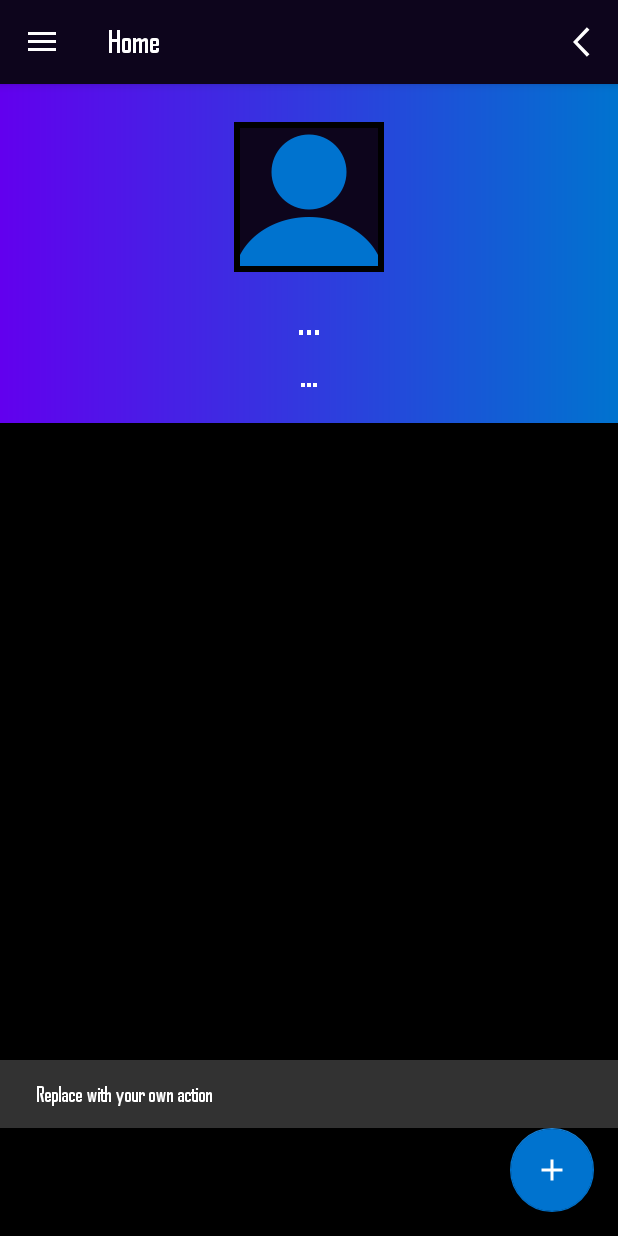
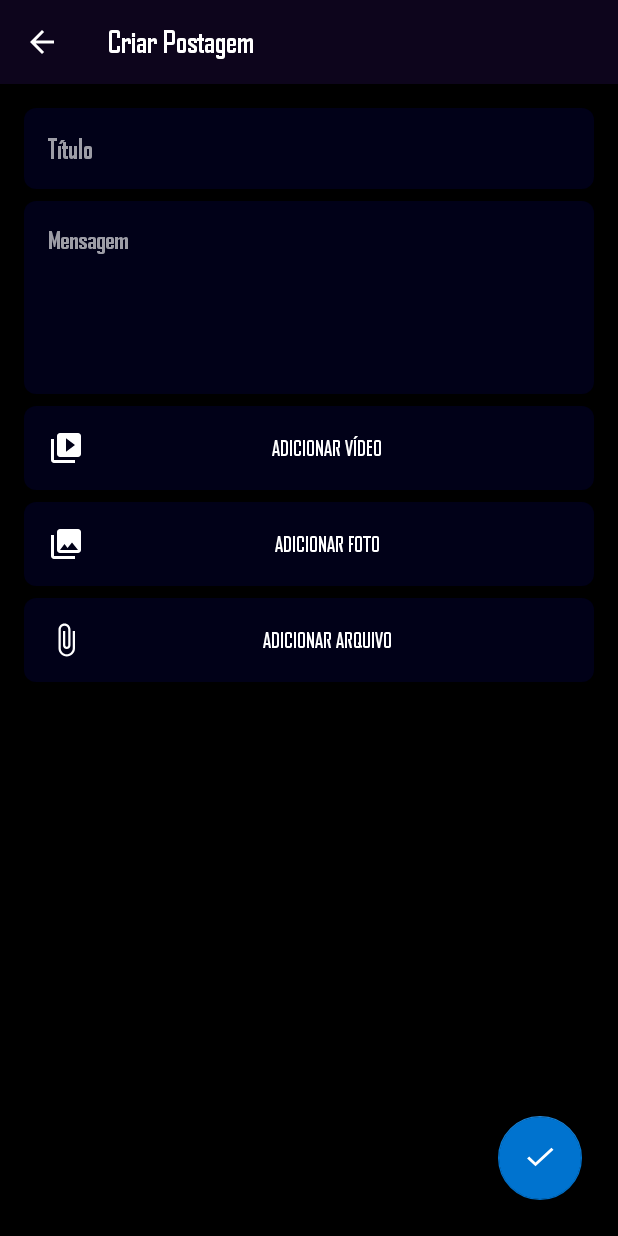
Before and after one commit to JairRodrigue/QuimLab-App, an Android app: the PerfilActivity screen opened directly, with no data from a screen before it, after a tap on an icon or button, on a phone screen of 412 x 824 dp. Run offline under Robolectric (Android 15) with nearby library versions, the phone set to English and light mode, and no system bars; our stand-ins replace navigation-ui.

Commit message:
front end de criar post

```diff
--- a/app/src/main/java/com/teta/quimlab/CriarPostActivity.kt
+++ b/app/src/main/java/com/teta/quimlab/CriarPostActivity.kt
@@ -5,7 +5,7 @@ import androidx.activity.enableEdgeToEdge
 import androidx.appcompat.app.AppCompatActivity
 import androidx.core.view.ViewCompat
 import androidx.core.view.WindowInsetsCompat
-import androidx.appcompat.widget.Toolbar
+import android.view.MenuItem
 
 class CriarPostActivity : AppCompatActivity() {
     override fun onCreate(savedInstanceState: Bundle?) {
@@ -13,23 +13,28 @@ class CriarPostActivity : AppCompatActivity() {
         enableEdgeToEdge()
         setContentView(R.layout.activity_criar_post)
 
-        // Configurar a Toolbar
-        val toolbar: Toolbar = findViewById(R.id.toolbar)
-        setSupportActionBar(toolbar)
 
-        // Habilitar o botão de voltar na barra de ação
+        supportActionBar?.title = "Criar Postagem"
+
         supportActionBar?.setDisplayHomeAsUpEnabled(true)
 
-        // Configurar o listener para o botão de voltar
-        toolbar.setNavigationOnClickListener {
-            onBackPressed() // Voltar à atividade anterior
-        }
 
-        // Aplicar padding para o conteúdo
         ViewCompat.setOnApplyWindowInsetsListener(findViewById(R.id.main)) { v, insets ->
             val systemBars = insets.getInsets(WindowInsetsCompat.Type.systemBars())
             v.setPadding(systemBars.left, systemBars.top, systemBars.right, systemBars.bottom)
             insets
         }
     }
+
+
+    override fun onOptionsItemSelected(item: MenuItem): Boolean {
+        return when (item.itemId) {
+            android.R.id.home -> {
+
+                finish()
+                true
+            }
+            else -> super.onOptionsItemSelected(item)
+        }
+    }
 }
--- a/app/src/main/java/com/teta/quimlab/PerfilActivity.kt
+++ b/app/src/main/java/com/teta/quimlab/PerfilActivity.kt
@@ -1,9 +1,9 @@
 package com.teta.quimlab
 
+import android.content.Intent
 import android.os.Bundle
 import android.view.Menu
 import android.view.MenuItem
-import com.google.android.material.snackbar.Snackbar
 import com.google.android.material.navigation.NavigationView
 import androidx.navigation.findNavController
 import androidx.navigation.ui.AppBarConfiguration
@@ -28,10 +28,9 @@ class PerfilActivity : AppCompatActivity() {
         setSupportActionBar(binding.appBarPerfil.toolbar)
 
         // Configuração do FloatingActionButton
-        binding.appBarPerfil.fab.setOnClickListener { view ->
-            Snackbar.make(view, "Replace with your own action", Snackbar.LENGTH_LONG)
-                .setAction("Action", null)
-                .setAnchorView(R.id.fab).show()
+        binding.appBarPerfil.fab.setOnClickListener {
+            val intent = Intent(this, CriarPostActivity::class.java)
+            startActivity(intent)
         }
 
         // Inicialização do DrawerLayout e NavigationView
--- a/app/src/main/java/com/teta/quimlab/ui/comunidade/ComunidadeFragment.kt
+++ b/app/src/main/java/com/teta/quimlab/ui/comunidade/ComunidadeFragment.kt
@@ -15,7 +15,6 @@ class ComunidadeFragment : Fragment() {
 
     private var _binding: FragmentComunidadeBinding? = null
 
-    // Esta propriedade só é válida entre onCreateView e onDestroyView.
     private val binding get() = _binding!!
 
     override fun onCreateView(
@@ -34,7 +33,7 @@ class ComunidadeFragment : Fragment() {
             textView.text = it
         }
 
-        // Configurar o clique do FAB para abrir a CriarPostActivity
+
         binding.fab.setOnClickListener {
             val intent = Intent(requireContext(), CriarPostActivity::class.java)
             startActivity(intent)
--- /dev/null
+++ b/app/src/main/res/drawable/baseline_attach_file_24.xml
@@ -0,0 +1,5 @@
+<vector xmlns:android="http://schemas.android.com/apk/res/android" android:height="24dp" android:tint="#ffffff" android:viewportHeight="24" android:viewportWidth="24" android:width="24dp">
+
+    <path android:fillColor="@android:color/white" android:pathData="M16.5,6v11.5c0,2.21 -1.79,4 -4,4s-4,-1.79 -4,-4V5c0,-1.38 1.12,-2.5 2.5,-2.5s2.5,1.12 2.5,2.5v10.5c0,0.55 -0.45,1 -1,1s-1,-0.45 -1,-1V6H10v9.5c0,1.38 1.12,2.5 2.5,2.5s2.5,-1.12 2.5,-2.5V5c0,-2.21 -1.79,-4 -4,-4S7,2.79 7,5v12.5c0,3.04 2.46,5.5 5.5,5.5s5.5,-2.46 5.5,-5.5V6h-1.5z"/>
+
+</vector>
--- /dev/null
+++ b/app/src/main/res/drawable/baseline_done_24.xml
@@ -0,0 +1,5 @@
+<vector xmlns:android="http://schemas.android.com/apk/res/android" android:height="24dp" android:tint="#FFFFFF" android:viewportHeight="26" android:viewportWidth="24" android:width="24dp">
+
+    <path android:fillColor="@android:color/white" android:pathData="M9,16.2L4.8,12l-1.4,1.4L9,19 21,7l-1.4,-1.4L9,16.2z"/>
+
+</vector>
--- a/app/src/main/res/layout/activity_criar_post.xml
+++ b/app/src/main/res/layout/activity_criar_post.xml
@@ -1,4 +1,3 @@
-<?xml version="1.0" encoding="utf-8"?>
 <androidx.constraintlayout.widget.ConstraintLayout xmlns:android="http://schemas.android.com/apk/res/android"
     xmlns:app="http://schemas.android.com/apk/res-auto"
     xmlns:tools="http://schemas.android.com/tools"
@@ -7,4 +6,93 @@
     android:layout_height="match_parent"
     tools:context=".CriarPostActivity">
 
+    <ScrollView
+        android:layout_width="0dp"
+        android:layout_height="0dp"
+        app:layout_constraintTop_toTopOf="parent"
+        app:layout_constraintBottom_toBottomOf="parent"
+        app:layout_constraintStart_toStartOf="parent"
+        app:layout_constraintEnd_toEndOf="parent">
+
+        <LinearLayout
+            android:layout_width="match_parent"
+            android:layout_height="wrap_content"
+            android:orientation="vertical"
+            android:padding="16dp">
+
+            <EditText
+                android:id="@+id/etitulo"
+                android:layout_width="match_parent"
+                android:layout_height="wrap_content"
+                android:hint="Título"
+                android:background="@drawable/option_background"
+                android:textColorHint="@color/branco_transparente"
+                android:textColor="@color/branco"
+                android:padding="16dp"
+                android:textSize="18sp"
+                android:layout_marginBottom="8dp" /> <!-- Margem inferior para espaçamento -->
+
+            <EditText
+                android:id="@+id/etmensagem"
+                android:layout_width="match_parent"
+                android:layout_height="wrap_content"
+                android:hint="Mensagem"
+                android:background="@drawable/option_background"
+                android:textColorHint="@color/branco_transparente"
+                android:textColor="@color/branco"
+                android:padding="16dp"
+                android:textSize="16sp"
+                android:minLines="5"
+                android:maxLines="10"
+                android:gravity="top"
+                android:layout_marginBottom="8dp" /> <!-- Margem inferior para espaçamento -->
+
+            <Button
+                android:id="@+id/btnaddVideo"
+                android:layout_width="match_parent"
+                android:layout_height="wrap_content"
+                android:text="Adicionar Vídeo"
+                android:background="@drawable/option_background"
+                android:textColor="@color/branco"
+                android:padding="16dp"
+                android:layout_marginBottom="8dp"
+            android:drawableStart="@drawable/ic_menu_slideshow" />
+
+            <Button
+                android:id="@+id/btnaddFoto"
+                android:layout_width="match_parent"
+                android:layout_height="wrap_content"
+                android:text="Adicionar Foto"
+                android:background="@drawable/option_background"
+                android:textColor="@color/branco"
+                android:padding="16dp"
+                android:layout_marginBottom="8dp"
+                android:drawableStart="@drawable/ic_menu_gallery" />
+
+            <Button
+                android:id="@+id/btnaddArquivo"
+                android:layout_width="match_parent"
+                android:layout_height="wrap_content"
+                android:text="Adicionar Arquivo"
+                android:background="@drawable/option_background"
+                android:textColor="@color/branco"
+                android:padding="16dp"
+                android:layout_marginBottom="8dp"
+            android:drawableStart="@drawable/baseline_attach_file_24" />
+
+        </LinearLayout>
+
+    </ScrollView>
+
+    <com.google.android.material.floatingactionbutton.FloatingActionButton
+        android:id="@+id/fab"
+        android:layout_width="wrap_content"
+        android:layout_height="wrap_content"
+        app:backgroundTint="@color/azul_padrao"
+        app:srcCompat="@drawable/baseline_done_24"
+        app:layout_constraintBottom_toBottomOf="parent"
+        app:layout_constraintEnd_toEndOf="parent"
+        android:layout_marginBottom="24dp"
+        android:layout_marginEnd="24dp" />
+
 </androidx.constraintlayout.widget.ConstraintLayout>
```
